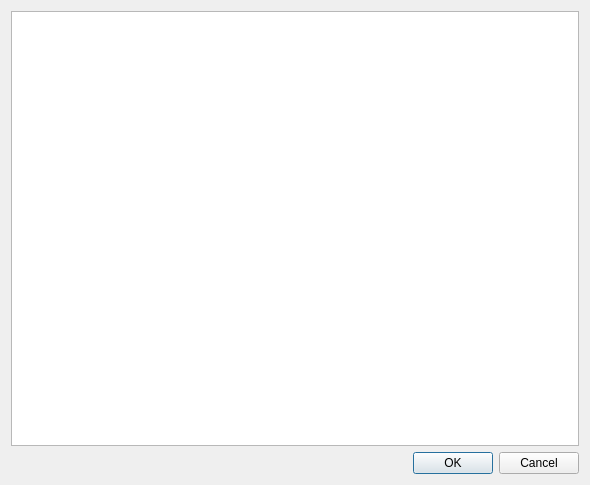
Above: KV0S/griffin/griffinID/dialog.ui from TAPR/OpenHPSDR-SVN before the change. Below: the same form after it.
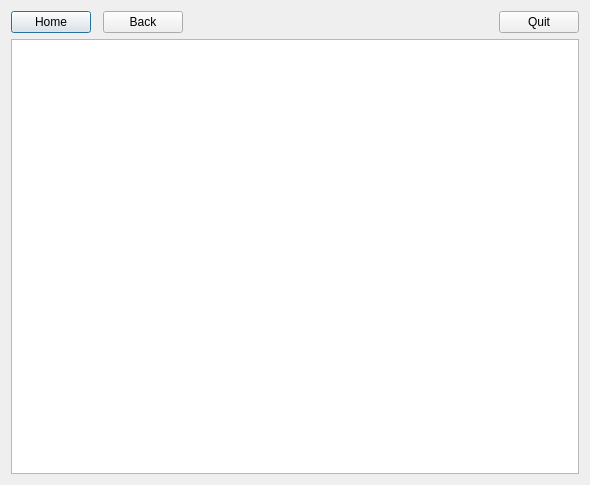
That is the form after the change.

Patch:
```diff
--- a/KV0S/griffin/griffinID/dialog.ui
+++ b/KV0S/griffin/griffinID/dialog.ui
@@ -13,19 +13,47 @@
   <property name="windowTitle">
    <string>Dialog</string>
   </property>
-  <layout class="QGridLayout" name="gridLayout">
+  <layout class="QGridLayout" name="gridLayout_2">
    <item row="0" column="0">
-    <widget class="QTextBrowser" name="textBrowser"/>
-   </item>
-   <item row="1" column="0">
-    <widget class="QDialogButtonBox" name="buttonBox">
-     <property name="orientation">
-      <enum>Qt::Horizontal</enum>
-     </property>
-     <property name="standardButtons">
-      <set>QDialogButtonBox::Cancel|QDialogButtonBox::Ok</set>
-     </property>
-    </widget>
+    <layout class="QGridLayout" name="gridLayout">
+     <item row="0" column="0">
+      <widget class="QPushButton" name="homeButton">
+       <property name="text">
+        <string>Home</string>
+       </property>
+      </widget>
+     </item>
+     <item row="0" column="2">
+      <widget class="QPushButton" name="backButton">
+       <property name="text">
+        <string>Back</string>
+       </property>
+      </widget>
+     </item>
+     <item row="0" column="4">
+      <widget class="QPushButton" name="quitButton">
+       <property name="text">
+        <string>Quit</string>
+       </property>
+      </widget>
+     </item>
+     <item row="2" column="0" colspan="5">
+      <widget class="QTextBrowser" name="textBrowser"/>
+     </item>
+     <item row="0" column="3">
+      <spacer name="horizontalSpacer">
+       <property name="orientation">
+        <enum>Qt::Horizontal</enum>
+       </property>
+       <property name="sizeHint" stdset="0">
+        <size>
+         <width>40</width>
+         <height>20</height>
+        </size>
+       </property>
+      </spacer>
+     </item>
+    </layout>
    </item>
   </layout>
   <action name="actionButtonBox">
```
Left out of the diff: 43 changed lines with no effect on the pictures.
